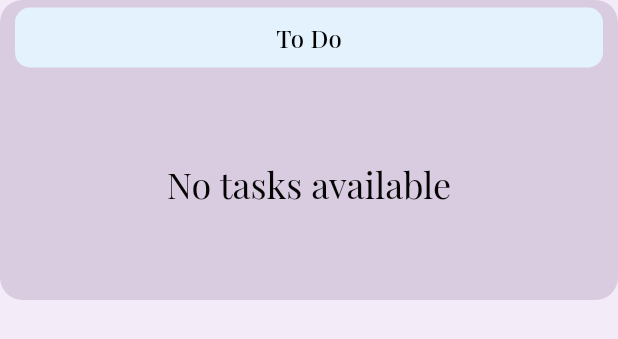
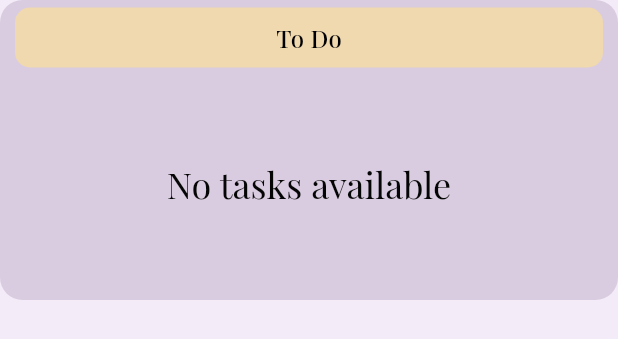
Before and after one commit to Jacksonericd/time_tracking_app, a Flutter app: the ScrollableTasks widget shown alone on an empty page, opened directly with empty values, on a phone screen of 412 x 824 dp. Shown: the top 339 px of the screen. Run offline on Flutter 3.47's test engine with Material 3 defaults, Android fonts, the phone set to English and light mode, and no system bars; our stand-ins replace dio, flutter_bloc, flutter_offline, kiwi, sqflite; missing offline and left inert: flutter_form_bloc; accounts and stored records are empty; network calls fail.

Commit message:
Dashboard UI updated

```diff
--- a/lib/core/constants/color_constants.dart
+++ b/lib/core/constants/color_constants.dart
@@ -29,4 +29,7 @@ class ColorConstants {
   static const Color lighterGrey = Color(0XFFA6A3A3); // set to dividerColor
   static const Color mediumGrey = Color(0XFFA2A2A2); // set to indicatorColor
   static const Color successGreen = Color(0XFF00BD35); // set to highlightColor
+  static const Color todoCard = Color(0XFFF0D8AF);
+  static const Color ongoingCard = Color(0XFFF7DAE7);
+  static const Color completedCard = Color(0XFFD5FCD2);
 }
--- a/lib/presentation/screens/dashboard/widgets/scrollable_tasks.dart
+++ b/lib/presentation/screens/dashboard/widgets/scrollable_tasks.dart
@@ -1,10 +1,12 @@
 import 'package:flutter/material.dart';
+import 'package:time_tracking_app/core/constants/color_constants.dart';
 import 'package:time_tracking_app/core/constants/route_constants.dart';
 import 'package:time_tracking_app/core/constants/string_constants.dart';
 import 'package:time_tracking_app/core/enums/task_type.dart';
 import 'package:time_tracking_app/core/presentation/widgets/styled_text.dart';
 import 'package:time_tracking_app/core/presentation/widgets/widget_tap.dart';
 import 'package:time_tracking_app/data/model/task.dart';
+import 'package:time_tracking_app/presentation/screens/dashboard/widgets/task_heading.dart';
 
 class ScrollableTasks extends StatelessWidget {
   const ScrollableTasks({
@@ -19,6 +21,10 @@ class ScrollableTasks extends StatelessWidget {
   @override
   Widget build(BuildContext context) {
     final deviceWidth = MediaQuery.of(context).size.width;
+
+    final cardColor = taskType == TaskType.todo
+        ? ColorConstants.todoCard
+        : ColorConstants.ongoingCard;
 
     Widget dataWidget = noTasksAvailable;
 
@@ -36,7 +42,7 @@ class ScrollableTasks extends StatelessWidget {
               margin: const EdgeInsets.only(right: 5),
               decoration: BoxDecoration(
                 borderRadius: BorderRadius.circular(15.0),
-                color: Theme.of(context).secondaryHeaderColor,
+                color: cardColor,
               ),
               child: Column(
                 mainAxisAlignment: MainAxisAlignment.spaceEvenly,
@@ -91,6 +97,10 @@ class ScrollableTasks extends StatelessWidget {
           });
     }
 
+    final headingText = taskType == TaskType.ongoing
+        ? StringConstants.ongoing
+        : StringConstants.todo;
+
     return Container(
       height: 200,
       width: deviceWidth,
@@ -102,17 +112,9 @@ class ScrollableTasks extends StatelessWidget {
       child: Column(
         mainAxisAlignment: MainAxisAlignment.start,
         children: [
-          Container(
-            padding: const EdgeInsets.symmetric(vertical: 5),
-            height: 40,
-            width: deviceWidth,
-            decoration: BoxDecoration(
-                borderRadius: BorderRadius.circular(10.0),
-                color: Theme.of(context).secondaryHeaderColor),
-            alignment: Alignment.center,
-            child: StyledText.titleMedium(taskType == TaskType.ongoing
-                ? StringConstants.ongoing
-                : StringConstants.todo),
+          TaskHeading(
+            headingText: headingText,
+            cardColor: cardColor,
           ),
           const SizedBox(
             height: 5,
--- /dev/null
+++ b/lib/presentation/screens/dashboard/widgets/task_heading.dart
@@ -0,0 +1,28 @@
+import 'package:flutter/material.dart';
+import 'package:time_tracking_app/core/presentation/widgets/styled_text.dart';
+
+class TaskHeading extends StatelessWidget {
+  const TaskHeading({
+    super.key,
+    required this.headingText,
+    required this.cardColor,
+  });
+
+  final String headingText;
+  final Color cardColor;
+
+  @override
+  Widget build(BuildContext context) {
+    final deviceWidth = MediaQuery.of(context).size.width;
+
+    return Container(
+      padding: const EdgeInsets.symmetric(vertical: 5),
+      height: 40,
+      width: deviceWidth,
+      decoration: BoxDecoration(
+          borderRadius: BorderRadius.circular(10.0), color: cardColor),
+      alignment: Alignment.center,
+      child: StyledText.titleMedium(headingText),
+    );
+  }
+}
--- a/lib/presentation/screens/dashboard/widgets/task_summary_card.dart
+++ b/lib/presentation/screens/dashboard/widgets/task_summary_card.dart
@@ -24,7 +24,7 @@ class TaskSummaryCard extends StatelessWidget {
           Container(
             height: 30,
             alignment: Alignment.center,
-            child: StyledText.titleMedium(headingText),
+            child: StyledText.titleSmall(headingText),
             // child: Text(
             //   headingText,
             //   style: TextStyle(
@@ -33,10 +33,10 @@ class TaskSummaryCard extends StatelessWidget {
             //   ),
             // ),
           ),
-          const SizedBox(height: 10,),
+          const SizedBox(height: 5,),
           CircleAvatar(
             backgroundColor: Theme.of(context).primaryColorLight,
-            radius: deviceWidth * 0.075,
+            radius: deviceWidth * 0.060,
             child: StyledText.titleLarge(valueText),
           ),
           const SizedBox(height: 10,)
```
Also changed, not shown: lib/presentation/screens/dashboard/view/dashboard_view.dart (+4 -4 lines).
